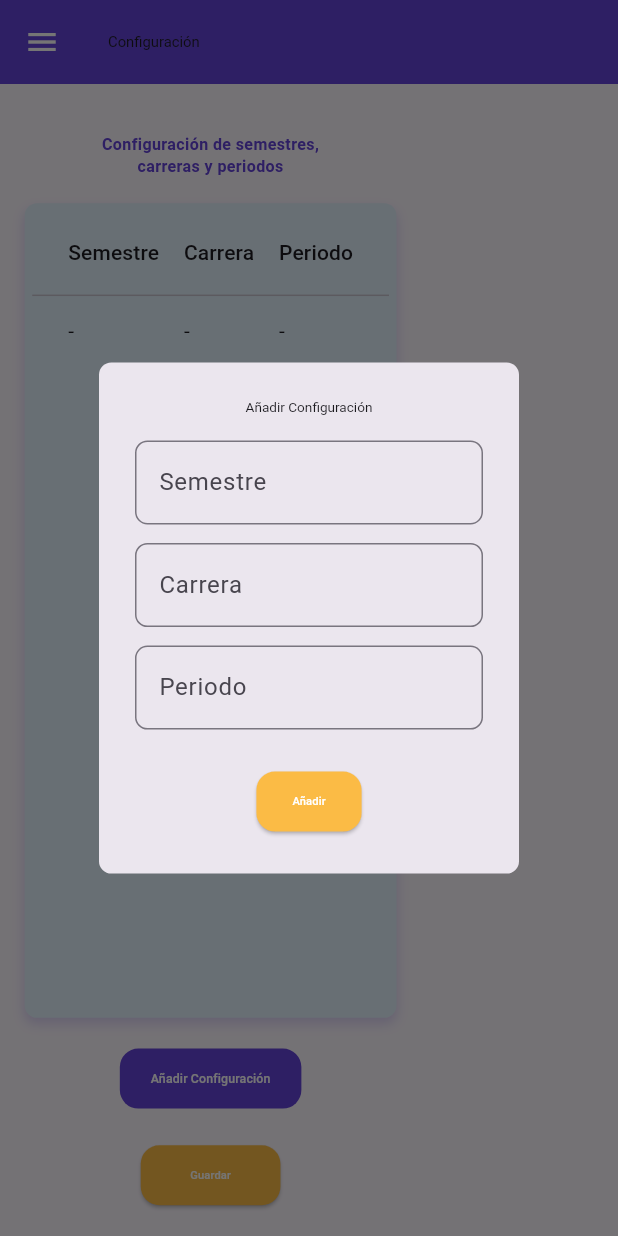
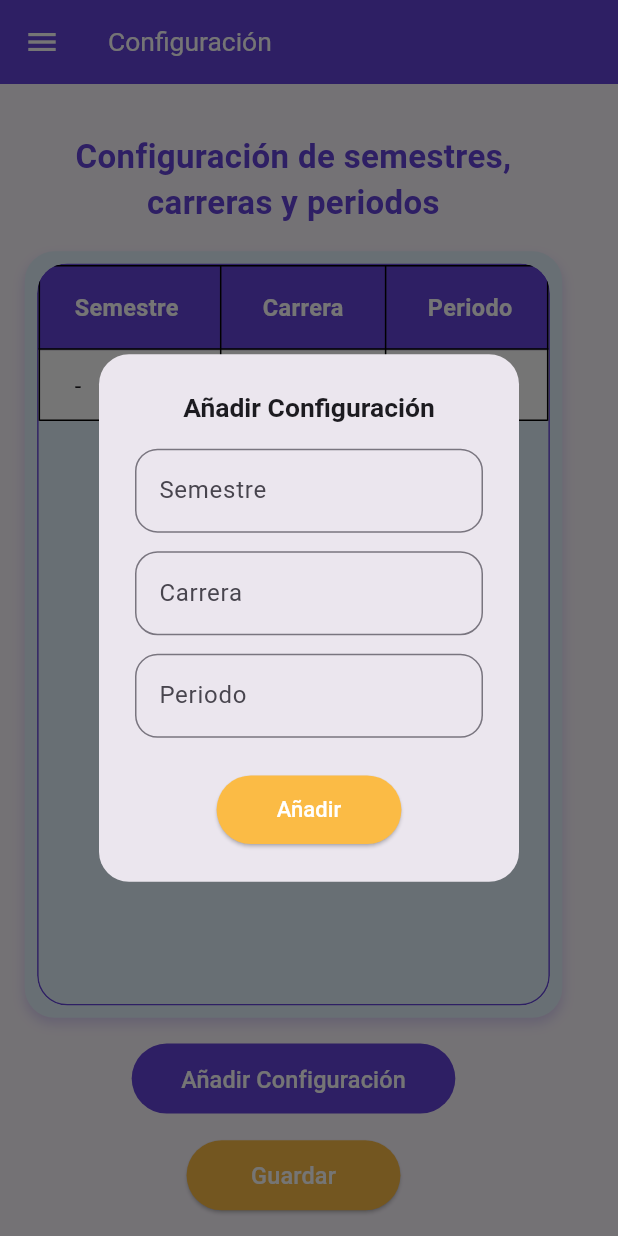
Before and after one commit to Sammy1228/appClasstech, a Flutter app: the Configuracion screen opened by its route, after a tap on "Añadir Configuración", on a phone screen of 412 x 824 dp. Run offline on Flutter 3.47's test engine with Material 3 defaults, Android fonts, the light colour scheme and no system bars; our stand-ins replace cloud_firestore, firebase_auth, firebase_core; accounts and stored records are empty.

Commit message:
se corrigieron algunos problemas de adaptabilidad en la pantalla de dashboard  y config

```diff
--- a/lib/config.dart
+++ b/lib/config.dart
@@ -1,7 +1,7 @@
 import 'package:flutter/material.dart';
-import '../theme/app_theme.dart';
-import '../widgets/custom_drawer.dart';
-import '../Utils/responsive.dart';
+import 'theme/app_theme.dart';
+import 'widgets/custom_drawer.dart';
+import 'Utils/responsive.dart';
 
 class Configuracion extends StatefulWidget {
   const Configuracion({super.key});
@@ -17,6 +17,7 @@ class _ConfiguracionState extends State<Configuracion> {
 
   final List<Map<String, String>> _data = [];
 
+  // 🔹 Modal genérico
   void _showCustomDialog(
     BuildContext context, {
     required String title,
@@ -24,30 +25,51 @@ class _ConfiguracionState extends State<Configuracion> {
     required IconData icon,
     required Color iconColor,
   }) {
-    final responsive = Responsive(context);
+    final r = Responsive(context);
+    final double iconSize = r.dp(12).clamp(40, 60);
+    final double fontSize = r.dp(4).clamp(14, 18);
+
     showDialog(
       context: context,
       builder: (context) => AlertDialog(
-        shape: RoundedRectangleBorder(borderRadius: BorderRadius.circular(responsive.dp(2))),
+        shape: RoundedRectangleBorder(borderRadius: BorderRadius.circular(20)),
         title: Column(
           children: [
-            Icon(icon, color: iconColor, size: responsive.dp(6)),
-            SizedBox(height: responsive.hp(1)),
-            Text(title, textAlign: TextAlign.center, style: TextStyle(fontSize: responsive.dp(2.2))),
+            Icon(icon, color: iconColor, size: iconSize),
+            SizedBox(height: r.hp(1.5).clamp(8, 14)),
+            Text(
+              title,
+              textAlign: TextAlign.center,
+              style: TextStyle(fontSize: fontSize, fontWeight: FontWeight.bold),
+            ),
           ],
         ),
-        content: Text(message, textAlign: TextAlign.center, style: TextStyle(fontSize: responsive.dp(1.8))),
+        content: Text(
+          message,
+          textAlign: TextAlign.center,
+          style: TextStyle(fontSize: fontSize - 2),
+        ),
         actions: [
           Center(
             child: ElevatedButton(
               style: ElevatedButton.styleFrom(
                 backgroundColor: AppTheme.primaryColor,
                 shape: RoundedRectangleBorder(
-                  borderRadius: BorderRadius.circular(responsive.dp(3)),
+                  borderRadius: BorderRadius.circular(30),
+                ),
+                padding: EdgeInsets.symmetric(
+                  horizontal: r.wp(8).clamp(20, 40),
+                  vertical: r.hp(1.2).clamp(8, 14),
                 ),
               ),
               onPressed: () => Navigator.of(context).pop(),
-              child: Text("OK", style: TextStyle(color: AppTheme.backgroundColor, fontSize: responsive.dp(1.8))),
+              child: Text(
+                "OK",
+                style: TextStyle(
+                  color: AppTheme.backgroundColor,
+                  fontSize: fontSize - 2,
+                ),
+              ),
             ),
           ),
         ],
@@ -55,24 +77,57 @@ class _ConfiguracionState extends State<Configuracion> {
     );
   }
 
+  // 🔹 Modal con TextFields (para añadir datos a la tabla)
   void _showInputDialog(BuildContext context) {
-    final responsive = Responsive(context);
+    final r = Responsive(context);
+    final double spacing = r.hp(1.5).clamp(8, 14);
+    final double fontSize = r.dp(3.8).clamp(14, 18);
+
     showDialog(
       context: context,
       builder: (context) => AlertDialog(
-        shape: RoundedRectangleBorder(borderRadius: BorderRadius.circular(responsive.dp(2))),
-        title: Text("Añadir Configuración", textAlign: TextAlign.center, style: TextStyle(fontSize: responsive.dp(2.2))),
-        content: SingleChildScrollView(
-          child: Column(
-            mainAxisSize: MainAxisSize.min,
-            children: [
-              _inputField("Semestre", semestreController, responsive),
-              SizedBox(height: responsive.hp(1.5)),
-              _inputField("Carrera", carreraController, responsive),
-              SizedBox(height: responsive.hp(1.5)),
-              _inputField("Periodo", periodoController, responsive),
-            ],
+        shape: RoundedRectangleBorder(borderRadius: BorderRadius.circular(20)),
+        title: Text(
+          "Añadir Configuración",
+          textAlign: TextAlign.center,
+          style: TextStyle(
+            fontSize: fontSize + 2,
+            fontWeight: FontWeight.bold,
           ),
+        ),
+        content: Column(
+          mainAxisSize: MainAxisSize.min,
+          children: [
+            TextField(
+              controller: semestreController,
+              decoration: InputDecoration(
+                labelText: "Semestre",
+                border: OutlineInputBorder(
+                  borderRadius: BorderRadius.circular(15),
+                ),
+              ),
+            ),
+            SizedBox(height: spacing),
+            TextField(
+              controller: carreraController,
+              decoration: InputDecoration(
+                labelText: "Carrera",
+                border: OutlineInputBorder(
+                  borderRadius: BorderRadius.circular(15),
+                ),
+              ),
+            ),
+            SizedBox(height: spacing),
+            TextField(
+              controller: periodoController,
+              decoration: InputDecoration(
+                labelText: "Periodo",
+                border: OutlineInputBorder(
+                  borderRadius: BorderRadius.circular(15),
+                ),
+              ),
+            ),
+          ],
         ),
         actions: [
           Center(
@@ -80,7 +135,11 @@ class _ConfiguracionState extends State<Configuracion> {
               style: ElevatedButton.styleFrom(
                 backgroundColor: AppTheme.secondaryColor,
                 shape: RoundedRectangleBorder(
-                  borderRadius: BorderRadius.circular(responsive.dp(3)),
+                  borderRadius: BorderRadius.circular(30),
+                ),
+                padding: EdgeInsets.symmetric(
+                  horizontal: r.wp(10).clamp(24, 40),
+                  vertical: r.hp(1.5).clamp(10, 14),
                 ),
               ),
               onPressed: () {
@@ -95,6 +154,7 @@ class _ConfiguracionState extends State<Configuracion> {
                 semestreController.clear();
                 carreraController.clear();
                 periodoController.clear();
+
                 Navigator.of(context).pop();
 
                 _showCustomDialog(
@@ -105,7 +165,13 @@ class _ConfiguracionState extends State<Configuracion> {
                   iconColor: Colors.green,
                 );
               },
-              child: Text("Añadir", style: TextStyle(color: AppTheme.backgroundColor, fontSize: responsive.dp(1.8))),
+              child: Text(
+                "Añadir",
+                style: TextStyle(
+                  color: AppTheme.backgroundColor,
+                  fontSize: fontSize - 1,
+                ),
+              ),
             ),
           ),
         ],
@@ -113,48 +179,50 @@ class _ConfiguracionState extends State<Configuracion> {
     );
   }
 
-  Widget _inputField(String label, TextEditingController controller, Responsive responsive) {
-    return TextField(
-      controller: controller,
-      decoration: InputDecoration(
-        labelText: label,
-        border: OutlineInputBorder(borderRadius: BorderRadius.circular(responsive.dp(2))),
-      ),
-    );
-  }
-
   @override
   Widget build(BuildContext context) {
-    final responsive = Responsive(context);
+    final r = Responsive(context);
+    final double basePadding = r.hp(2).clamp(12, 20);
+    final double titleSize = r.dp(5).clamp(22, 30);
+    final double textSize = r.dp(3.8).clamp(14, 18);
+    final double buttonPaddingV = r.hp(1.5).clamp(10, 14);
+    final double buttonPaddingH = r.wp(8).clamp(24, 40);
+
     return Scaffold(
       appBar: AppBar(
         backgroundColor: AppTheme.primaryColor,
-        title: Text("Configuración", style: TextStyle(fontSize: responsive.dp(2.4))),
+        title: Text(
+          "Configuración",
+          style: TextStyle(
+            color: AppTheme.backgroundColor,
+            fontSize: textSize + 2,
+          ),
+        ),
         iconTheme: const IconThemeData(color: AppTheme.backgroundColor),
       ),
       drawer: const CustomDrawer(),
       body: Padding(
-        padding: EdgeInsets.all(responsive.wp(4)),
+        padding: EdgeInsets.all(basePadding),
         child: Column(
           children: [
-            SizedBox(height: responsive.hp(2)),
+            SizedBox(height: r.hp(2).clamp(12, 20)),
             Text(
               "Configuración de semestres,\ncarreras y periodos",
               textAlign: TextAlign.center,
               style: TextStyle(
-                fontSize: responsive.dp(2.6),
+                fontSize: titleSize,
                 fontWeight: FontWeight.bold,
                 color: AppTheme.primaryColor,
               ),
             ),
-            SizedBox(height: responsive.hp(2)),
+            SizedBox(height: r.hp(2).clamp(12, 20)),
 
+            // Tabla
             Expanded(
               child: Container(
-                padding: EdgeInsets.all(responsive.dp(1.2)),
                 decoration: BoxDecoration(
                   color: Colors.blue[50],
-                  borderRadius: BorderRadius.circular(responsive.dp(2)),
+                  borderRadius: BorderRadius.circular(20),
                   boxShadow: [
                     BoxShadow(
                       color: AppTheme.primaryColor.withOpacity(0.2),
@@ -163,25 +231,54 @@ class _ConfiguracionState extends State<Configuracion> {
                     ),
                   ],
                 ),
+                padding: EdgeInsets.all(r.wp(2).clamp(8, 14)),
                 child: ClipRRect(
-                  borderRadius: BorderRadius.circular(responsive.dp(2)),
-                  child: SingleChildScrollView(
-                    scrollDirection: Axis.vertical,
+                  borderRadius: BorderRadius.circular(20),
+                  child: DataTableTheme(
+                    data: DataTableThemeData(
+                      headingRowColor: WidgetStateProperty.all(
+                        AppTheme.primaryColor,
+                      ),
+                      headingTextStyle: TextStyle(
+                        color: AppTheme.backgroundColor,
+                        fontWeight: FontWeight.bold,
+                        fontSize: textSize,
+                      ),
+                      dataRowColor: WidgetStateProperty.all(
+                        AppTheme.backgroundColor,
+                      ),
+                      dividerThickness: 1,
+                      decoration: BoxDecoration(
+                        border: Border.all(
+                          color: AppTheme.primaryColor,
+                          width: 1,
+                        ),
+                        borderRadius: BorderRadius.circular(20),
+                      ),
+                    ),
                     child: DataTable(
-                      columnSpacing: responsive.wp(4),
-                      columns: const [
-                        DataColumn(label: Text("Semestre")),
-                        DataColumn(label: Text("Carrera")),
-                        DataColumn(label: Text("Periodo")),
+                      border: TableBorder.all(width: 1),
+                      columns: [
+                        DataColumn(label: Text("Semestre", style: TextStyle(fontSize: textSize))),
+                        DataColumn(label: Text("Carrera", style: TextStyle(fontSize: textSize))),
+                        DataColumn(label: Text("Periodo", style: TextStyle(fontSize: textSize))),
                       ],
                       rows: _data.isEmpty
-                          ? const [DataRow(cells: [DataCell(Text("-")), DataCell(Text("-")), DataCell(Text("-"))])]
+                          ? [
+                              DataRow(
+                                cells: [
+                                  DataCell(Text("-", style: TextStyle(fontSize: textSize))),
+                                  DataCell(Text("-", style: TextStyle(fontSize: textSize))),
+                                  DataCell(Text("-", style: TextStyle(fontSize: textSize))),
+                                ],
+                              ),
+                            ]
                           : _data.map((row) {
                               return DataRow(
                                 cells: [
-                                  DataCell(Text(row["semestre"] ?? "-")),
-                                  DataCell(Text(row["carrera"] ?? "-")),
-                                  DataCell(Text(row["periodo"] ?? "-")),
+                                  DataCell(Text(row["semestre"] ?? "-", style: TextStyle(fontSize: textSize))),
+                                  DataCell(Text(row["carrera"] ?? "-", style: TextStyle(fontSize: textSize))),
+                                  DataCell(Text(row["periodo"] ?? "-", style: TextStyle(fontSize: textSize))),
                                 ],
                               );
                             }).toList(),
@@ -190,49 +287,73 @@ class _ConfiguracionState extends State<Configuracion> {
                 ),
               ),
             ),
-            SizedBox(height: responsive.hp(2)),
+            SizedBox(height: r.hp(2).clamp(12, 20)),
 
+            // Botón Añadir Configuración
             FilledButton(
               style: FilledButton.styleFrom(
                 backgroundColor: AppTheme.primaryColor,
                 shape: RoundedRectangleBorder(
-                  borderRadius: BorderRadius.circular(responsive.dp(3)),
+                  borderRadius: BorderRadius.circular(30),
                 ),
                 padding: EdgeInsets.symmetric(
-                  horizontal: responsive.wp(5),
-                  vertical: responsive.hp(1.5),
+                  horizontal: buttonPaddingH,
+                  vertical: buttonPaddingV,
                 ),
               ),
-              onPressed: () => _showInputDialog(context),
-              child: Text("Añadir Configuración", style: TextStyle(fontSize: responsive.dp(2), color: Colors.white)),
+              onPressed: () {
+                _showInputDialog(context);
+              },
+              child: Text(
+                "Añadir Configuración",
+                style: TextStyle(
+                  fontSize: textSize,
+                  color: AppTheme.backgroundColor,
+                ),
+              ),
             ),
 
-            SizedBox(height: responsive.hp(2)),
+            SizedBox(height: r.hp(2).clamp(12, 20)),
 
+            // Botón Guardar
             ElevatedButton(
               style: ElevatedButton.styleFrom(
                 backgroundColor: AppTheme.secondaryColor,
                 shape: RoundedRectangleBorder(
-                  borderRadius: BorderRadius.circular(responsive.dp(3)),
+                  borderRadius: BorderRadius.circular(30),
                 ),
                 padding: EdgeInsets.symmetric(
-                  horizontal: responsive.wp(8),
-                  vertical: responsive.hp(1.5),
+                  horizontal: buttonPaddingH + 10,
+                  vertical: buttonPaddingV,
                 ),
               ),
               onPressed: () {
                 bool exito = _data.isNotEmpty;
-                _showCustomDialog(
-                  context,
-                  title: exito ? "Datos guardados" : "Error",
-                  message: exito
-                      ? "Datos guardados con éxito"
-                      : "Error al guardar la configuración",
-                  icon: exito ? Icons.check_circle : Icons.cancel,
-                  iconColor: exito ? Colors.green : Colors.red,
-                );
+                if (exito) {
+                  _showCustomDialog(
+                    context,
+                    title: "Datos guardados",
+                    message: "Datos guardados con éxito",
+                    icon: Icons.check_circle,
+                    iconColor: Colors.green,
+                  );
+                } else {
+                  _showCustomDialog(
+                    context,
+                    title: "Error",
+                    message: "Error al guardar la configuración",
+                    icon: Icons.cancel,
+                    iconColor: Colors.red,
+                  );
+                }
               },
-              child: Text("Guardar", style: TextStyle(fontSize: responsive.dp(1.8), color: Colors.white)),
+              child: Text(
+                "Guardar",
+                style: TextStyle(
+                  fontSize: textSize,
+                  color: AppTheme.backgroundColor,
+                ),
+              ),
             ),
           ],
         ),
--- a/lib/main.dart
+++ b/lib/main.dart
@@ -38,7 +38,7 @@ class MyApp extends StatelessWidget {
           '/Splash': (context) => const Splash(),
           '/login': (context) => const Login(),
           '/register': (context) => const Register(),
-          '/dashboard': (context) => const DashboardPage(),
+          '/dashboard': (context) => const Dashboard(),
           '/config': (context) => const Configuracion(),
           '/perfil': (context) => const PerfilScreen(tipoUsuario: "profesor"),
           '/class': (context) => const ClasesScreen(),
```
Also changed, not shown: lib/dashboard.dart (+179 -135 lines).
